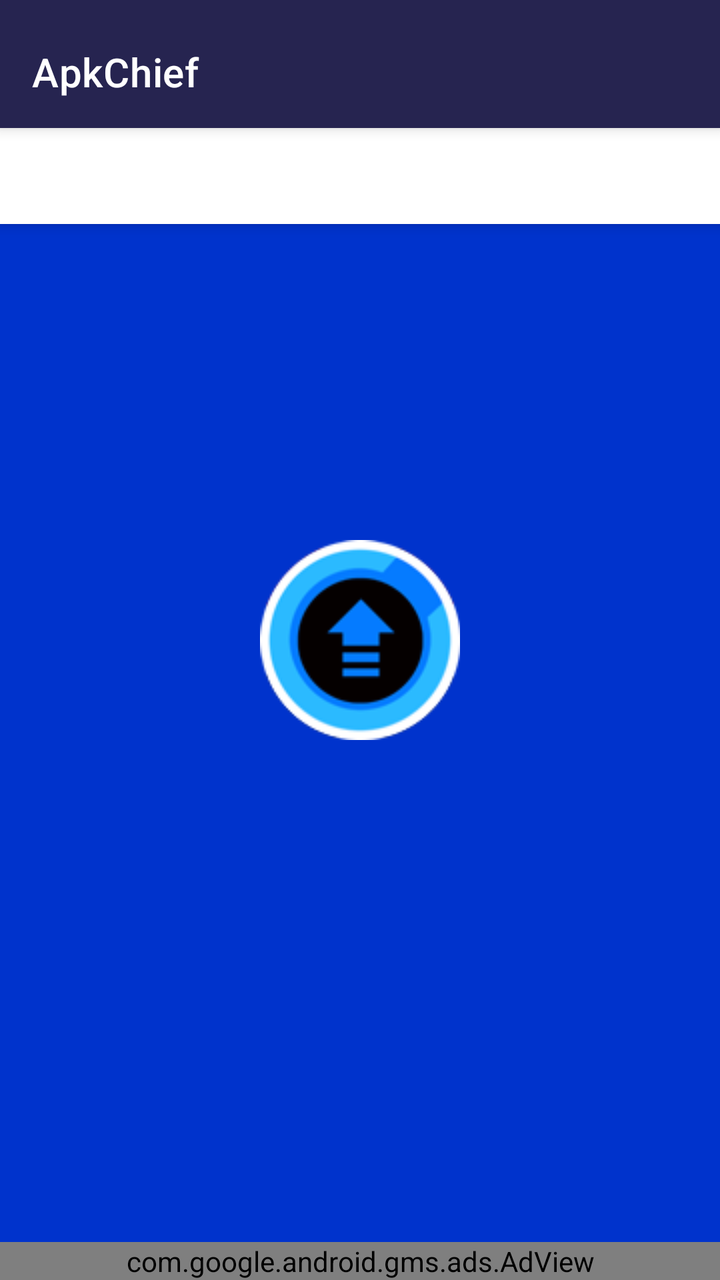
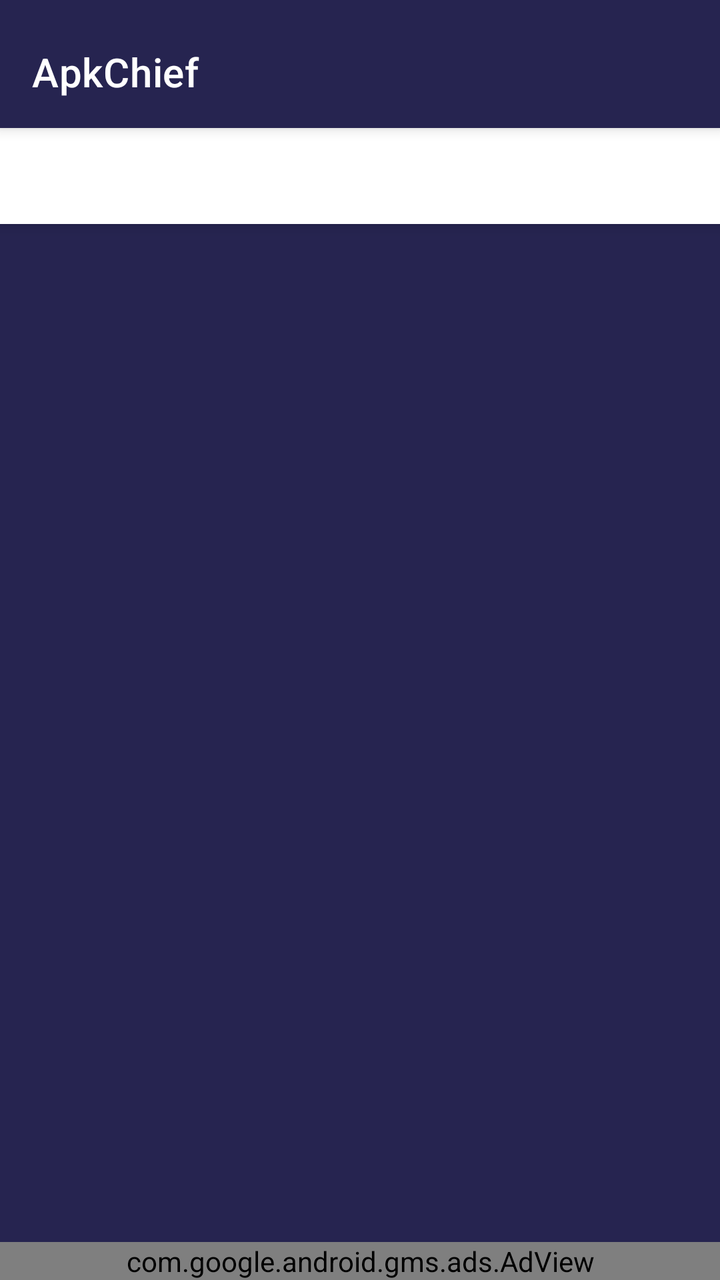

Before-and-after screenshots of an Android layout around one commit, followed by the original layout XML and the change that was made.
<!-- AndroidManifest.xml: activity theme AppTheme.Launcher -->
<!-- res/layout/main.xml -->
<?xml version="1.0" encoding="utf-8"?>
<RelativeLayout xmlns:android="http://schemas.android.com/apk/res/android"
    xmlns:app="http://schemas.android.com/apk/res-auto"
    xmlns:tools="http://schemas.android.com/tools"
    android:layout_width="match_parent"
    android:layout_height="match_parent"
    android:orientation="vertical"
    app:layout_behavior="@string/appbar_scrolling_view_behavior">

    <RelativeLayout
        android:layout_width="match_parent"
        android:layout_height="match_parent"
        android:layout_above="@id/ad_view"
        android:fitsSystemWindows="true"
        tools:background="@android:color/holo_green_dark">


        <androidx.coordinatorlayout.widget.CoordinatorLayout
            android:id="@+id/main_content"
            android:layout_width="match_parent"
            android:layout_height="match_parent"
            android:fitsSystemWindows="true">
            
            <com.google.android.material.appbar.AppBarLayout
                android:id="@+id/appbar"
                android:layout_width="match_parent"
                android:layout_height="wrap_content"
                android:fitsSystemWindows="true"
                android:paddingTop="@dimen/appbar_padding_top">


                
                <androidx.appcompat.widget.Toolbar
                    android:id="@+id/toolbar"
                    style="@style/AppTheme.CoolBar"
                    android:layout_width="match_parent"
                    android:layout_height="?attr/actionBarSize"
                    android:layout_weight="1"
                    android:background="?attr/colorPrimary"
                    app:layout_scrollFlags="scroll|enterAlways"
                    app:title="@string/app_name_full">

                </androidx.appcompat.widget.Toolbar>

                <com.google.android.material.tabs.TabLayout
                    android:id="@+id/tabs"
                    android:layout_width="match_parent"
                    android:layout_height="wrap_content"
                    app:tabGravity="fill"
                    app:tabIndicatorColor="@color/tabIndicatorColor"
                    app:tabIndicatorHeight="4dp"
                    app:tabMaxWidth="0dp"
                    app:tabMode="fixed"
                    app:tabTextAppearance="@style/MyCustomTabText">

                    
                    
                    
                    
                    

                    
                    
                    
                    
                    

                    
                    
                    
                    
                    
                    

                </com.google.android.material.tabs.TabLayout>
            </com.google.android.material.appbar.AppBarLayout>

            
            

            <androidx.viewpager.widget.ViewPager
                android:id="@+id/container"
                android:layout_width="match_parent"
                android:layout_height="match_parent"
                app:layout_behavior="@string/appbar_scrolling_view_behavior" />

            
            
            
            
            
            
            

        </androidx.coordinatorlayout.widget.CoordinatorLayout>
    </RelativeLayout>

    <com.google.android.gms.ads.AdView
        android:id="@+id/ad_view"
        android:layout_width="match_parent"
        android:layout_height="wrap_content"
        android:layout_alignParentBottom="true"
        android:layout_centerHorizontal="true"
        app:adSize="BANNER"
        app:adUnitId="@string/b1" />
</RelativeLayout>
<!-- resources referenced by this layout -->
<resources>
  <color name="tabIndicatorColor">#FB8C00</color>
  <dimen name="appbar_padding_top">8dp</dimen>
  <string name="app_name_full" translatable="false">ApkChief</string>
  <string name="b1" translatable="false">ca-app-pub-5111357348858303/2944913764</string>
  <style name="AppTheme.CoolBar" parent="@style/Widget.MaterialComponents.Toolbar.Primary">
          <item name="colorControlNormal">#FF0000</item>
          <item name="android:theme">@style/AppThemePopupOverlay</item>
      </style>
  <style name="MyCustomTabText" parent="TextAppearance.Design.Tab">
          <item name="android:textSize">10sp</item>
      </style>
  <style name="AppTheme.Launcher" parent="AppTheme.NoActionBar">
          <item name="android:windowBackground">@drawable/window_gradient</item>
      </style>
  <style name="AppThemePopupOverlay" parent="ThemeOverlay.MaterialComponents.Toolbar.Primary">
  
  
          
          <item name="colorControlNormal">@color/colorControlNormal</item>
  
  
          
  
          
          
          
          
  
  
          
          
      </style>
  <style name="AppTheme.NoActionBar" parent="AppTheme">
          <item name="windowActionBar">false</item>
          <item name="windowNoTitle">true</item>
      </style>
  <!-- drawable window_gradient (drawable) -->
  <?xml version="1.0" encoding="utf-8"?>
  <layer-list xmlns:android="http://schemas.android.com/apk/res/android">
      <item android:drawable="@color/splash_screen_color" />
      <item android:gravity="center">
          <bitmap
              android:gravity="center"
              android:src="@drawable/ic_main_logo_110" />
      </item>
  </layer-list>
  <color name="colorControlNormal">#000000</color>
  <style name="AppTheme" parent="Theme.MaterialComponents.DayNight.NoActionBar">
          
          <item name="colorPrimary">@color/colorPrimary</item>
          <item name="colorPrimaryDark">@color/colorPrimaryDark</item>
          <item name="colorAccent">@color/colorAccent</item>
          <item name="colorPrimaryVariant">@color/colorPrimaryDark</item>
  
          
          <item name="colorSecondary">@color/teal_200</item>
          <item name="colorSecondaryVariant">@color/teal_700</item>
          <item name="colorOnSecondary">@color/black</item>
          
          <item name="android:statusBarColor" tools:targetApi="l">?attr/colorPrimaryVariant</item>
  
          
          
  
  
          
  
          <item name="logCardBackColor">#E1E6F1</item>
          <item name="logFileDrawable">@drawable/ic_log_file_card</item>
  
          
          <item name="colorOnPrimary">@android:color/white</item>
  
          
          <item name="android:textColorPrimary">#000000</item>
  
  
  
  
  
  
  
  
  
          
          <item name="android:colorControlNormal" tools:targetApi="lollipop">@color/colorControlNormal</item>
          <item name="colorControlNormal">@color/colorControlNormal</item>
  
      </style>
  <color name="splash_screen_color">#0033cc</color>
  <!-- drawable ic_main_logo_110: png bitmap (drawable, 9571 bytes) -->
  <color name="colorPrimary">#262450</color>
  <color name="colorPrimaryDark">#19173D</color>
  <color name="colorAccent">#FF6D00</color>
  <color name="teal_200">#FF03DAC5</color>
  <color name="teal_700">#FF018786</color>
  <color name="black">#FF000000</color>
  <!-- drawable ic_log_file_card (drawable) -->
  <?xml version="1.0" encoding="utf-8"?>
  <shape xmlns:android="http://schemas.android.com/apk/res/android">
      <solid android:color="#EBF3F9" />
      <stroke
          android:width="2dp"
          android:color="#3E3E3E" />
      <corners android:radius="4dp" />
  
  </shape>
</resources>

<!-- the commit's change to res/layout/main.xml (unified diff, before → after) -->
@@ -5,13 +5,14 @@
     android:layout_width="match_parent"
     android:layout_height="match_parent"
     android:orientation="vertical"
+    android:fitsSystemWindows="true"
+    android:background="?attr/colorPrimary"
     app:layout_behavior="@string/appbar_scrolling_view_behavior">
 
     <RelativeLayout
         android:layout_width="match_parent"
         android:layout_height="match_parent"
         android:layout_above="@id/ad_view"
-        android:fitsSystemWindows="true"
         tools:background="@android:color/holo_green_dark">
 
 
@@ -19,13 +20,13 @@
             android:id="@+id/main_content"
             android:layout_width="match_parent"
             android:layout_height="match_parent"
-            android:fitsSystemWindows="true">
+            >
             
             <com.google.android.material.appbar.AppBarLayout
                 android:id="@+id/appbar"
                 android:layout_width="match_parent"
                 android:layout_height="wrap_content"
-                android:fitsSystemWindows="true"
+
                 android:paddingTop="@dimen/appbar_padding_top">
 
 
